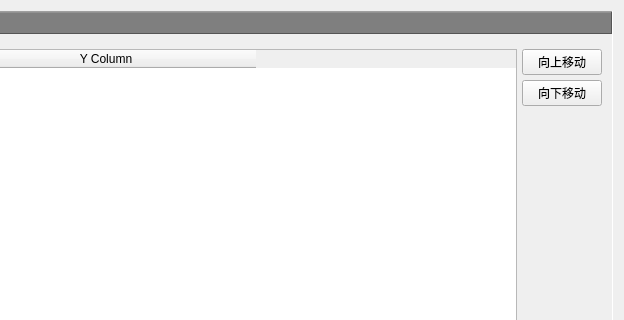
Above: PlotManager.ui from whatudone/plotxy before the change; both pictures show x 635 to 1259 and y 0 to 320 of the 1259 by 766 pixel window. Below: the same form after it.
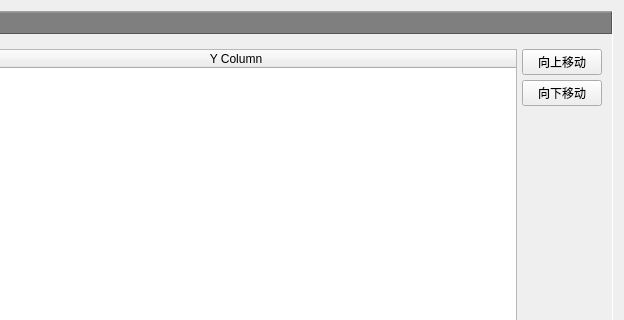
That is the form after the change. The open tabs and pages were chosen to show the change. Custom widgets are drawn as their Qt base class.

Diff of the .ui file:
```diff
--- a/PlotManager.ui
+++ b/PlotManager.ui
@@ -1473,6 +1473,9 @@
              <attribute name="horizontalHeaderDefaultSectionSize">
               <number>300</number>
              </attribute>
+             <attribute name="horizontalHeaderStretchLastSection">
+              <bool>true</bool>
+             </attribute>
              <attribute name="verticalHeaderVisible">
               <bool>false</bool>
              </attribute>
```
Left out of the diff: 2 changed lines with no effect on the pictures.
